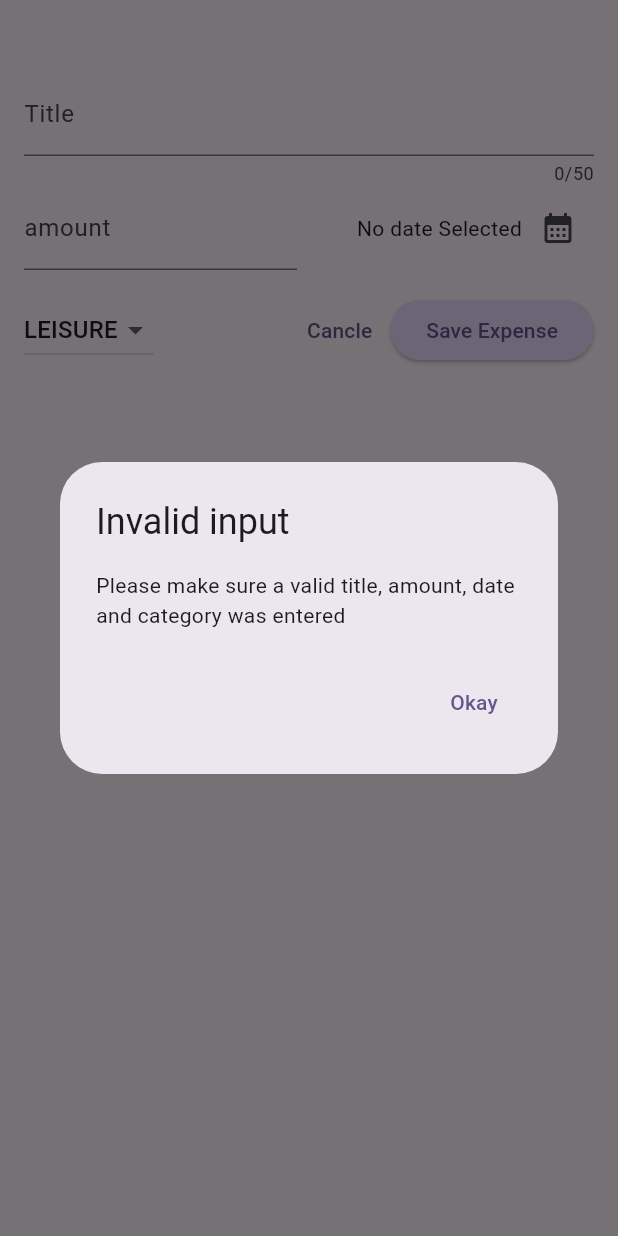
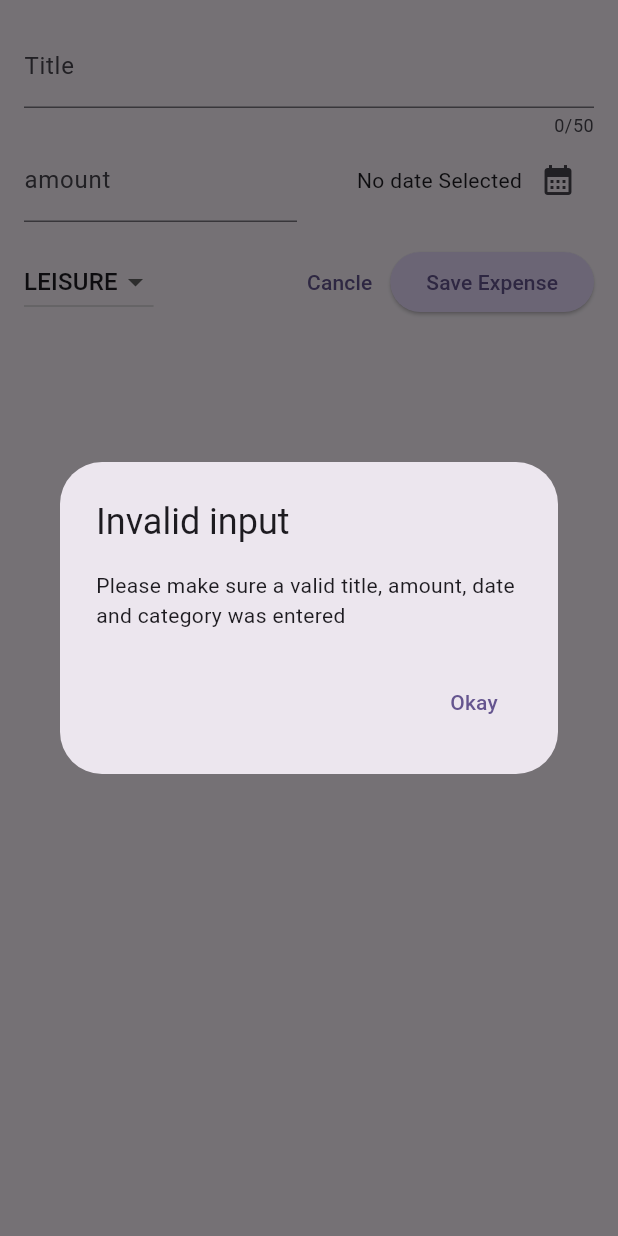
Before and after one commit to mahabubulhasibshawon/expense_tracker, a Flutter app: the NewExpense widget shown alone on an empty page, opened directly with empty values, after a tap on "Save Expense", on a phone screen of 412 x 824 dp. Run offline on Flutter 3.47's test engine with Material 3 defaults, Android fonts, the phone set to English and light mode, and no system bars.

Commit message:
adaptive for ios and android

```diff
--- a/lib/widgets/expenses.dart
+++ b/lib/widgets/expenses.dart
@@ -27,6 +27,7 @@ class _ExpensesState extends State<Expenses> {
 
   void _openAddExpenseOverlay() {
     showModalBottomSheet(
+      useSafeArea: true,
       isScrollControlled: true,
       context: context,
       builder: (ctx) => NewExpense(
--- a/lib/widgets/new_expense.dart
+++ b/lib/widgets/new_expense.dart
@@ -1,3 +1,6 @@
+import 'dart:io';
+
+import 'package:flutter/cupertino.dart';
 import 'package:flutter/material.dart';
 
 import '../models/expense.dart';
@@ -30,13 +33,26 @@ class _NewExpenseState extends State<NewExpense> {
     });
   }
 
-  void _submitExpenseData() {
-    final enteredAmount = double.tryParse(_amountController.text);
-    final amountIsInvalid = enteredAmount == null || enteredAmount <= 0;
-    if (_titleController.text.trim().isEmpty ||
-        amountIsInvalid ||
-        _selectedDate == null) {
-      //   error msg
+  void _showDialog() {
+    if (Platform.isIOS) {
+      showCupertinoDialog(
+        context: context,
+        builder: (ctx) => CupertinoAlertDialog(
+          title: const Text('Invalid input'),
+          content: const Text(
+              'Please make sure a valid title, amount, date and category was entered'),
+          actions: [
+            TextButton(
+              onPressed: () {
+                Navigator.pop(ctx);
+              },
+              child: const Text('Okay'),
+            ),
+          ],
+        ),
+      );
+    }
+    else {
       showDialog(
         context: context,
         builder: (ctx) => AlertDialog(
@@ -53,6 +69,17 @@ class _NewExpenseState extends State<NewExpense> {
           ],
         ),
       );
+    }
+  }
+
+  void _submitExpenseData() {
+    final enteredAmount = double.tryParse(_amountController.text);
+    final amountIsInvalid = enteredAmount == null || enteredAmount <= 0;
+    if (_titleController.text.trim().isEmpty ||
+        amountIsInvalid ||
+        _selectedDate == null) {
+      //   error msg
+      _showDialog();
       return;
     }
     widget.onAddExpense(
@@ -75,8 +102,18 @@ class _NewExpenseState extends State<NewExpense> {
 
   @override
   Widget build(BuildContext context) {
-    return Padding(
-      padding: const EdgeInsets.fromLTRB(16, 48, 16, 16),
+    final keyboardSpace = MediaQuery.of(context).viewInsets.bottom;
+    return LayoutBuilder(
+      builder: (ctx, constraints) {
+        print('min height : ${constraints.minHeight}');
+        print(constraints.minWidth);
+        print(constraints.maxHeight);
+        print(constraints.maxWidth);
+        return SizedBox(
+          height: double.infinity,
+          child: SingleChildScrollView(
+            child: Padding(
+              padding: EdgeInsets.fromLTRB(16, 16, 16, keyboardSpace + 16),
               child: Column(
                 children: [
                   TextField(
@@ -156,6 +193,10 @@ class _NewExpenseState extends State<NewExpense> {
                   )
                 ],
               ),
+            ),
+          ),
+        );
+      },
     );
   }
 }
```
Lines whose indentation alone changed are shown as unchanged.
